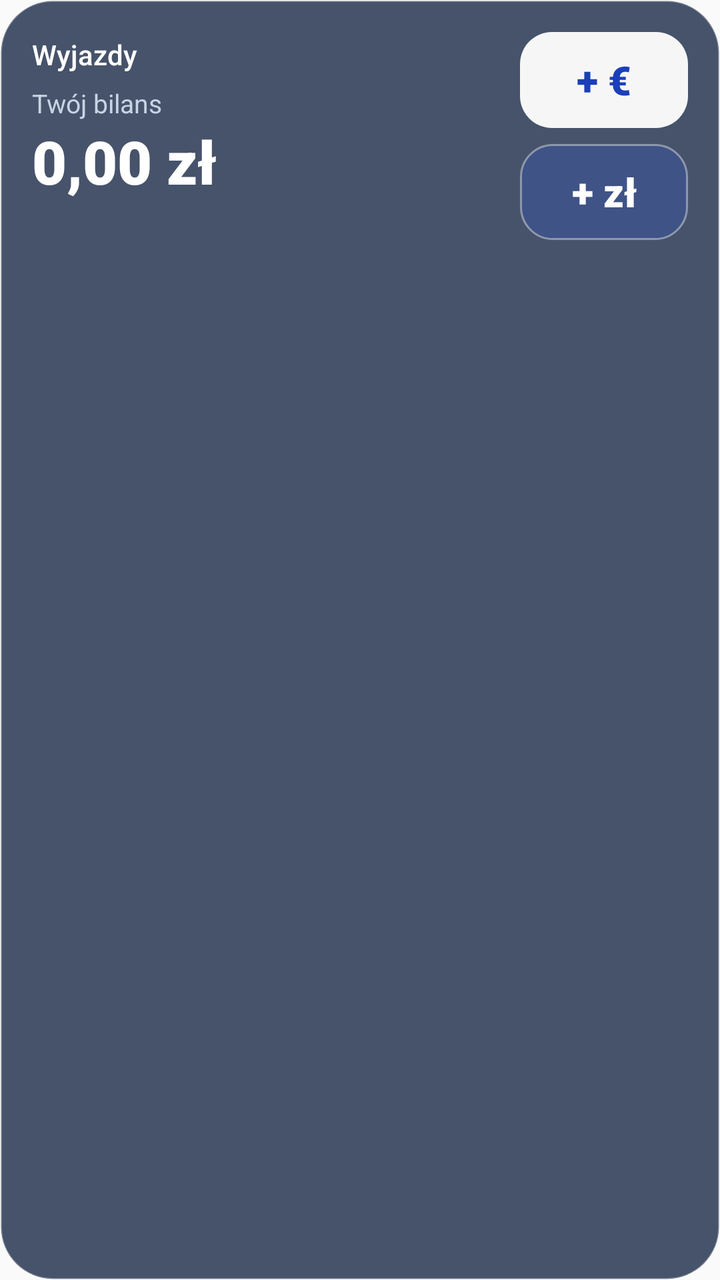
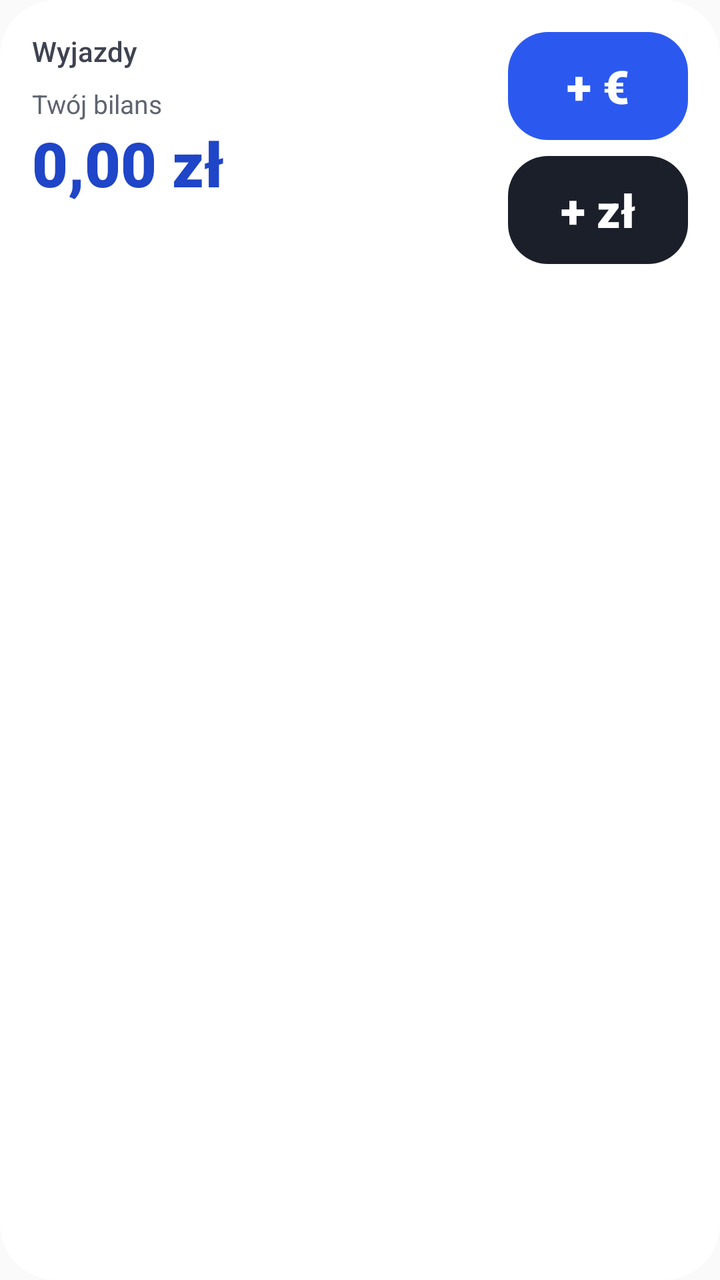

An Android layout rendered at two revisions. The XML below is the earlier revision; the diff shows what the commit changed to produce the second picture.
<!-- AndroidManifest.xml: application theme AppTheme -->
<!-- res/layout/widget_balance.xml -->
<?xml version="1.0" encoding="utf-8"?>
<LinearLayout xmlns:android="http://schemas.android.com/apk/res/android"
    android:id="@+id/widget_root"
    android:layout_width="match_parent"
    android:layout_height="match_parent"
    android:orientation="vertical"
    android:padding="16dp"
    android:background="@drawable/widget_bg">

    <LinearLayout
        android:layout_width="match_parent"
        android:layout_height="wrap_content"
        android:orientation="horizontal"
        android:gravity="center_vertical">

        <LinearLayout
            android:layout_width="0dp"
            android:layout_height="wrap_content"
            android:layout_weight="1"
            android:orientation="vertical">

            <TextView
                android:id="@+id/trip_title"
                android:layout_width="wrap_content"
                android:layout_height="wrap_content"
                android:text="Wyjazdy"
                android:textColor="#FFFFFF"
                android:textSize="14sp"
                android:fontFamily="sans-serif-medium"
                android:maxLines="1"
                android:ellipsize="end" />

            <TextView
                android:id="@+id/balance_label"
                android:layout_width="wrap_content"
                android:layout_height="wrap_content"
                android:layout_marginTop="6dp"
                android:text="Twój bilans"
                android:textColor="#C9D3E6"
                android:textSize="13sp" />

            <TextView
                android:id="@+id/balance_value"
                android:layout_width="wrap_content"
                android:layout_height="wrap_content"
                android:text="0,00 zł"
                android:textColor="#FFFFFF"
                android:textSize="30sp"
                android:fontFamily="sans-serif-black"
                android:maxLines="1" />

            <TextView
                android:id="@+id/balance_hint"
                android:layout_width="wrap_content"
                android:layout_height="wrap_content"
                android:textColor="#C9D3E6"
                android:textSize="13sp" />
        </LinearLayout>

        <LinearLayout
            android:id="@+id/buttons"
            android:layout_width="wrap_content"
            android:layout_height="wrap_content"
            android:layout_marginStart="12dp"
            android:orientation="vertical">

            <TextView
                android:id="@+id/btn_foreign"
                android:layout_width="84dp"
                android:layout_height="48dp"
                android:gravity="center"
                android:text="+ €"
                android:textSize="20sp"
                android:fontFamily="sans-serif-black"
                android:textColor="#1A3FB8"
                android:background="@drawable/widget_btn_primary" />

            <TextView
                android:id="@+id/btn_pln"
                android:layout_width="84dp"
                android:layout_height="48dp"
                android:layout_marginTop="8dp"
                android:gravity="center"
                android:text="+ zł"
                android:textSize="20sp"
                android:fontFamily="sans-serif-black"
                android:textColor="#FFFFFF"
                android:background="@drawable/widget_btn_glass" />
        </LinearLayout>
    </LinearLayout>

    <LinearLayout
        android:id="@+id/row1"
        android:layout_width="match_parent"
        android:layout_height="wrap_content"
        android:layout_marginTop="12dp"
        android:orientation="horizontal">
        <TextView android:id="@+id/row1_title" android:layout_width="0dp" android:layout_height="wrap_content" android:layout_weight="1"
            android:textColor="#E6ECF5" android:textSize="14sp" android:maxLines="1" android:ellipsize="end" />
        <TextView android:id="@+id/row1_amount" android:layout_width="wrap_content" android:layout_height="wrap_content" android:layout_marginStart="10dp"
            android:textColor="#FFFFFF" android:textSize="14sp" android:fontFamily="sans-serif-medium" android:maxLines="1" />
    </LinearLayout>

    <LinearLayout
        android:id="@+id/row2"
        android:layout_width="match_parent"
        android:layout_height="wrap_content"
        android:layout_marginTop="6dp"
        android:orientation="horizontal">
        <TextView android:id="@+id/row2_title" android:layout_width="0dp" android:layout_height="wrap_content" android:layout_weight="1"
            android:textColor="#E6ECF5" android:textSize="14sp" android:maxLines="1" android:ellipsize="end" />
        <TextView android:id="@+id/row2_amount" android:layout_width="wrap_content" android:layout_height="wrap_content" android:layout_marginStart="10dp"
            android:textColor="#FFFFFF" android:textSize="14sp" android:fontFamily="sans-serif-medium" android:maxLines="1" />
    </LinearLayout>

    <LinearLayout
        android:id="@+id/row3"
        android:layout_width="match_parent"
        android:layout_height="wrap_content"
        android:layout_marginTop="6dp"
        android:orientation="horizontal">
        <TextView android:id="@+id/row3_title" android:layout_width="0dp" android:layout_height="wrap_content" android:layout_weight="1"
            android:textColor="#E6ECF5" android:textSize="14sp" android:maxLines="1" android:ellipsize="end" />
        <TextView android:id="@+id/row3_amount" android:layout_width="wrap_content" android:layout_height="wrap_content" android:layout_marginStart="10dp"
            android:textColor="#FFFFFF" android:textSize="14sp" android:fontFamily="sans-serif-medium" android:maxLines="1" />
    </LinearLayout>
</LinearLayout>
<!-- resources referenced by this layout -->
<resources>
  <!-- drawable widget_bg (drawable) -->
  <?xml version="1.0" encoding="utf-8"?>
  <shape xmlns:android="http://schemas.android.com/apk/res/android" android:shape="rectangle">
      <solid android:color="#C20E1F3D" />
      <stroke android:width="1dp" android:color="#40FFFFFF" />
      <corners android:radius="26dp" />
  </shape>
  <!-- drawable widget_btn_glass (drawable) -->
  <?xml version="1.0" encoding="utf-8"?>
  <shape xmlns:android="http://schemas.android.com/apk/res/android" android:shape="rectangle">
      <solid android:color="#332457F5" />
      <stroke android:width="1dp" android:color="#66FFFFFF" />
      <corners android:radius="16dp" />
  </shape>
  <!-- drawable widget_btn_primary (drawable) -->
  <?xml version="1.0" encoding="utf-8"?>
  <shape xmlns:android="http://schemas.android.com/apk/res/android" android:shape="rectangle">
      <solid android:color="#F2FFFFFF" />
      <corners android:radius="16dp" />
  </shape>
  <style name="AppTheme" parent="Theme.AppCompat.DayNight.NoActionBar">
          <item name="colorPrimary">@color/colorPrimary</item>
          <item name="colorPrimaryDark">@color/colorPrimaryDark</item>
          <item name="colorAccent">@color/colorAccent</item>
      </style>
  <color name="colorPrimary">#2457F5</color>
  <color name="colorPrimaryDark">#1A3FB8</color>
  <color name="colorAccent">#FF8A3D</color>
</resources>

<!-- the commit's change to res/layout/widget_balance.xml (unified diff, before → after) -->
@@ -1,127 +1,41 @@
 <?xml version="1.0" encoding="utf-8"?>
 <LinearLayout xmlns:android="http://schemas.android.com/apk/res/android"
-    android:id="@+id/widget_root"
-    android:layout_width="match_parent"
-    android:layout_height="match_parent"
-    android:orientation="vertical"
-    android:padding="16dp"
-    android:background="@drawable/widget_bg">
+    android:id="@+id/widget_root" android:layout_width="match_parent" android:layout_height="match_parent"
+    android:orientation="vertical" android:padding="16dp" android:background="@drawable/widget_bg_light">
 
-    <LinearLayout
-        android:layout_width="match_parent"
-        android:layout_height="wrap_content"
-        android:orientation="horizontal"
-        android:gravity="center_vertical">
-
-        <LinearLayout
-            android:layout_width="0dp"
-            android:layout_height="wrap_content"
-            android:layout_weight="1"
-            android:orientation="vertical">
-
-            <TextView
-                android:id="@+id/trip_title"
-                android:layout_width="wrap_content"
-                android:layout_height="wrap_content"
-                android:text="Wyjazdy"
-                android:textColor="#FFFFFF"
-                android:textSize="14sp"
-                android:fontFamily="sans-serif-medium"
-                android:maxLines="1"
-                android:ellipsize="end" />
-
-            <TextView
-                android:id="@+id/balance_label"
-                android:layout_width="wrap_content"
-                android:layout_height="wrap_content"
-                android:layout_marginTop="6dp"
-                android:text="Twój bilans"
-                android:textColor="#C9D3E6"
-                android:textSize="13sp" />
-
-            <TextView
-                android:id="@+id/balance_value"
-                android:layout_width="wrap_content"
-                android:layout_height="wrap_content"
-                android:text="0,00 zł"
-                android:textColor="#FFFFFF"
-                android:textSize="30sp"
-                android:fontFamily="sans-serif-black"
-                android:maxLines="1" />
-
-            <TextView
-                android:id="@+id/balance_hint"
-                android:layout_width="wrap_content"
-                android:layout_height="wrap_content"
-                android:textColor="#C9D3E6"
-                android:textSize="13sp" />
+    <LinearLayout android:layout_width="match_parent" android:layout_height="wrap_content" android:orientation="horizontal">
+        <LinearLayout android:layout_width="0dp" android:layout_height="wrap_content" android:layout_weight="1" android:orientation="vertical">
+            <TextView android:id="@+id/trip_title" android:layout_width="wrap_content" android:layout_height="wrap_content"
+                android:text="Wyjazdy" android:textColor="#3E4350" android:textSize="14sp" android:fontFamily="sans-serif-medium"
+                android:maxLines="1" android:ellipsize="end" />
+            <TextView android:id="@+id/balance_label" android:layout_width="wrap_content" android:layout_height="wrap_content"
+                android:layout_marginTop="8dp" android:text="Twój bilans" android:textColor="#5F6470" android:textSize="13sp" />
+            <TextView android:id="@+id/balance_value" android:layout_width="wrap_content" android:layout_height="wrap_content"
+                android:text="0,00 zł" android:textColor="#1F45C8" android:textSize="31sp" android:fontFamily="sans-serif-black" android:maxLines="1" />
+            <TextView android:id="@+id/balance_hint" android:layout_width="wrap_content" android:layout_height="wrap_content"
+                android:textColor="#5F6470" android:textSize="13sp" android:maxLines="2" />
         </LinearLayout>
-
-        <LinearLayout
-            android:id="@+id/buttons"
-            android:layout_width="wrap_content"
-            android:layout_height="wrap_content"
-            android:layout_marginStart="12dp"
-            android:orientation="vertical">
-
-            <TextView
-                android:id="@+id/btn_foreign"
-                android:layout_width="84dp"
-                android:layout_height="48dp"
-                android:gravity="center"
-                android:text="+ €"
-                android:textSize="20sp"
-                android:fontFamily="sans-serif-black"
-                android:textColor="#1A3FB8"
-                android:background="@drawable/widget_btn_primary" />
-
-            <TextView
-                android:id="@+id/btn_pln"
-                android:layout_width="84dp"
-                android:layout_height="48dp"
-                android:layout_marginTop="8dp"
-                android:gravity="center"
-                android:text="+ zł"
-                android:textSize="20sp"
-                android:fontFamily="sans-serif-black"
-                android:textColor="#FFFFFF"
-                android:background="@drawable/widget_btn_glass" />
+        <LinearLayout android:id="@+id/buttons" android:layout_width="wrap_content" android:layout_height="wrap_content"
+            android:layout_marginStart="12dp" android:orientation="vertical">
+            <TextView android:id="@+id/btn_foreign" android:layout_width="90dp" android:layout_height="54dp" android:gravity="center"
+                android:text="+ €" android:textSize="23sp" android:fontFamily="sans-serif-black" android:textColor="#FFFFFF"
+                android:background="@drawable/widget_btn_blue" />
+            <TextView android:id="@+id/btn_pln" android:layout_width="90dp" android:layout_height="54dp" android:layout_marginTop="8dp"
+                android:gravity="center" android:text="+ zł" android:textSize="23sp" android:fontFamily="sans-serif-black"
+                android:textColor="#FFFFFF" android:background="@drawable/widget_btn_ink" />
         </LinearLayout>
     </LinearLayout>
 
-    <LinearLayout
-        android:id="@+id/row1"
-        android:layout_width="match_parent"
-        android:layout_height="wrap_content"
-        android:layout_marginTop="12dp"
-        android:orientation="horizontal">
-        <TextView android:id="@+id/row1_title" android:layout_width="0dp" android:layout_height="wrap_content" android:layout_weight="1"
-            android:textColor="#E6ECF5" android:textSize="14sp" android:maxLines="1" android:ellipsize="end" />
-        <TextView android:id="@+id/row1_amount" android:layout_width="wrap_content" android:layout_height="wrap_content" android:layout_marginStart="10dp"
-            android:textColor="#FFFFFF" android:textSize="14sp" android:fontFamily="sans-serif-medium" android:maxLines="1" />
+    <LinearLayout android:id="@+id/row1" android:layout_width="match_parent" android:layout_height="wrap_content" android:layout_marginTop="12dp" android:orientation="horizontal">
+        <TextView android:id="@+id/row1_title" android:layout_width="0dp" android:layout_height="wrap_content" android:layout_weight="1" android:textColor="#1B1F2A" android:textSize="14sp" android:maxLines="1" android:ellipsize="end" />
+        <TextView android:id="@+id/row1_amount" android:layout_width="wrap_content" android:layout_height="wrap_content" android:layout_marginStart="10dp" android:textColor="#1B1F2A" android:textSize="14sp" android:fontFamily="sans-serif-medium" android:maxLines="1" />
     </LinearLayout>
-
-    <LinearLayout
-        android:id="@+id/row2"
-        android:layout_width="match_parent"
-        android:layout_height="wrap_content"
-        android:layout_marginTop="6dp"
-        android:orientation="horizontal">
-        <TextView android:id="@+id/row2_title" android:layout_width="0dp" android:layout_height="wrap_content" android:layout_weight="1"
-            android:textColor="#E6ECF5" android:textSize="14sp" android:maxLines="1" android:ellipsize="end" />
-        <TextView android:id="@+id/row2_amount" android:layout_width="wrap_content" android:layout_height="wrap_content" android:layout_marginStart="10dp"
-            android:textColor="#FFFFFF" android:textSize="14sp" android:fontFamily="sans-serif-medium" android:maxLines="1" />
+    <LinearLayout android:id="@+id/row2" android:layout_width="match_parent" android:layout_height="wrap_content" android:layout_marginTop="6dp" android:orientation="horizontal">
+        <TextView android:id="@+id/row2_title" android:layout_width="0dp" android:layout_height="wrap_content" android:layout_weight="1" android:textColor="#1B1F2A" android:textSize="14sp" android:maxLines="1" android:ellipsize="end" />
+        <TextView android:id="@+id/row2_amount" android:layout_width="wrap_content" android:layout_height="wrap_content" android:layout_marginStart="10dp" android:textColor="#1B1F2A" android:textSize="14sp" android:fontFamily="sans-serif-medium" android:maxLines="1" />
     </LinearLayout>
-
-    <LinearLayout
-        android:id="@+id/row3"
-        android:layout_width="match_parent"
-        android:layout_height="wrap_content"
-        android:layout_marginTop="6dp"
-        android:orientation="horizontal">
-        <TextView android:id="@+id/row3_title" android:layout_width="0dp" android:layout_height="wrap_content" android:layout_weight="1"
-            android:textColor="#E6ECF5" android:textSize="14sp" android:maxLines="1" android:ellipsize="end" />
-        <TextView android:id="@+id/row3_amount" android:layout_width="wrap_content" android:layout_height="wrap_content" android:layout_marginStart="10dp"
-            android:textColor="#FFFFFF" android:textSize="14sp" android:fontFamily="sans-serif-medium" android:maxLines="1" />
+    <LinearLayout android:id="@+id/row3" android:layout_width="match_parent" android:layout_height="wrap_content" android:layout_marginTop="6dp" android:orientation="horizontal">
+        <TextView android:id="@+id/row3_title" android:layout_width="0dp" android:layout_height="wrap_content" android:layout_weight="1" android:textColor="#1B1F2A" android:textSize="14sp" android:maxLines="1" android:ellipsize="end" />
+        <TextView android:id="@+id/row3_amount" android:layout_width="wrap_content" android:layout_height="wrap_content" android:layout_marginStart="10dp" android:textColor="#1B1F2A" android:textSize="14sp" android:fontFamily="sans-serif-medium" android:maxLines="1" />
     </LinearLayout>
 </LinearLayout>
<!-- resource entries referenced after the edit -->
@@ -1,24 +1,22 @@
 <!-- resources referenced by this layout -->
 <resources>
-  <!-- drawable widget_bg (drawable) -->
+  <!-- drawable widget_bg_light (drawable) -->
   <?xml version="1.0" encoding="utf-8"?>
   <shape xmlns:android="http://schemas.android.com/apk/res/android" android:shape="rectangle">
-      <solid android:color="#C20E1F3D" />
-      <stroke android:width="1dp" android:color="#40FFFFFF" />
-      <corners android:radius="26dp" />
+      <solid android:color="#EBFFFFFF" />
+      <corners android:radius="28dp" />
   </shape>
-  <!-- drawable widget_btn_glass (drawable) -->
+  <!-- drawable widget_btn_blue (drawable) -->
   <?xml version="1.0" encoding="utf-8"?>
   <shape xmlns:android="http://schemas.android.com/apk/res/android" android:shape="rectangle">
-      <solid android:color="#332457F5" />
-      <stroke android:width="1dp" android:color="#66FFFFFF" />
-      <corners android:radius="16dp" />
+      <solid android:color="#2B59F0" />
+      <corners android:radius="20dp" />
   </shape>
-  <!-- drawable widget_btn_primary (drawable) -->
+  <!-- drawable widget_btn_ink (drawable) -->
   <?xml version="1.0" encoding="utf-8"?>
   <shape xmlns:android="http://schemas.android.com/apk/res/android" android:shape="rectangle">
-      <solid android:color="#F2FFFFFF" />
-      <corners android:radius="16dp" />
+      <solid android:color="#1B1F2A" />
+      <corners android:radius="20dp" />
   </shape>
   <style name="AppTheme" parent="Theme.AppCompat.DayNight.NoActionBar">
           <item name="colorPrimary">@color/colorPrimary</item>
